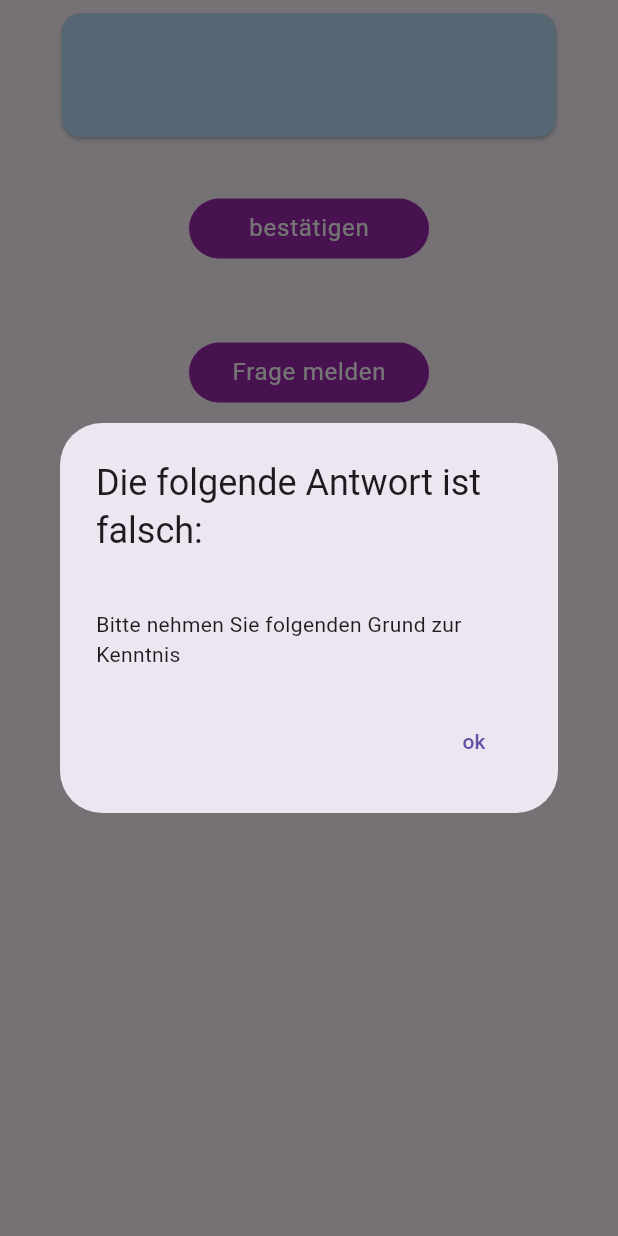
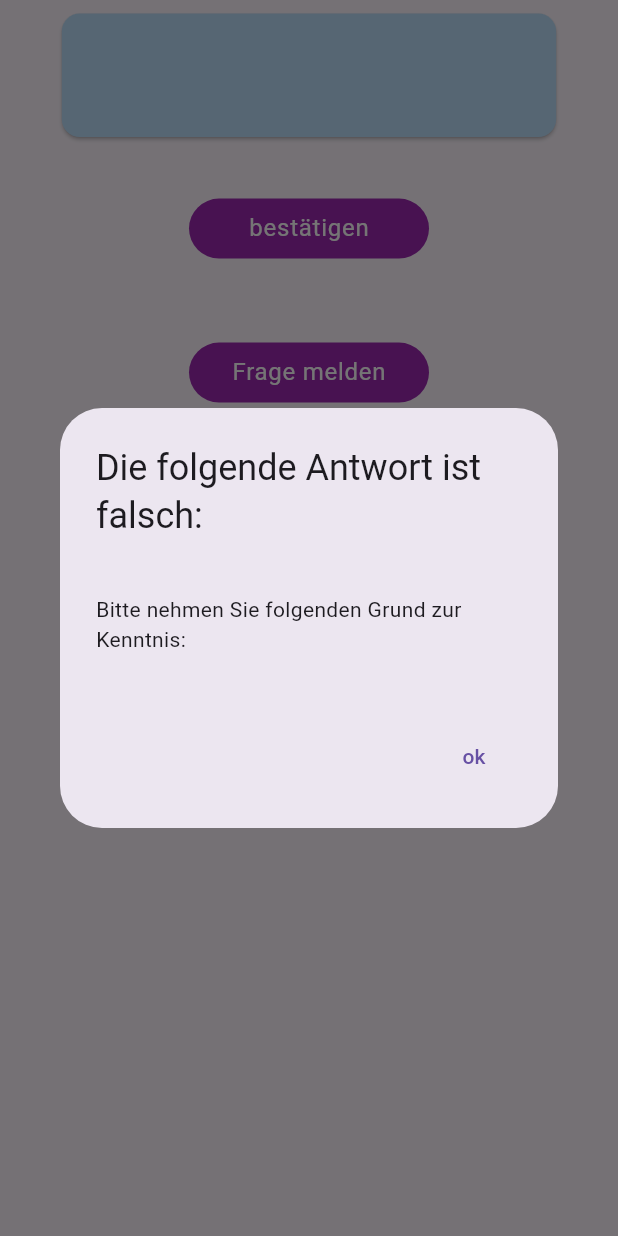
Before and after one commit to schwenske/flutter_quizz, a Flutter app: the QuestionCardGame widget shown alone on an empty page, opened directly with empty values, after a tap on "bestätigen", on a phone screen of 412 x 824 dp. Run offline on Flutter 3.47's test engine with Material 3 defaults, Android fonts, the phone set to English and light mode, and no system bars; our stand-ins replace cloud_firestore, firebase_auth, firebase_core; missing offline and left inert: firebase_ui_auth; accounts and stored records are empty.

Commit message:
Form korrektur

```diff
--- a/lib/screens/widgets/question_card_game.dart
+++ b/lib/screens/widgets/question_card_game.dart
@@ -183,7 +183,7 @@ class _QuestionCardGameState extends State<QuestionCardGame> {
                                             i++)
                                           Text(answerList[i]),
                                         Text(
-                                            '\nBitte nehmen Sie folgenden Grund zur Kenntnis ${widget.questionCard.reason}'),
+                                            '\nBitte nehmen Sie folgenden Grund zur Kenntnis:\n ${widget.questionCard.reason}'),
                                       ],
                                     ),
                                   ),
```
